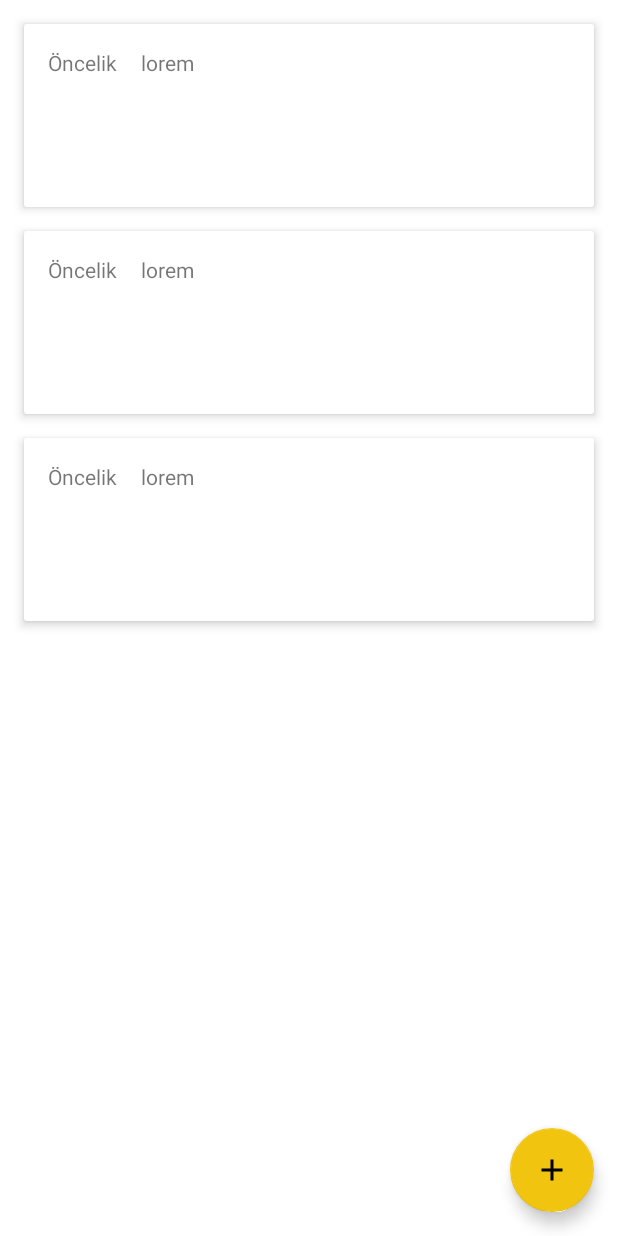
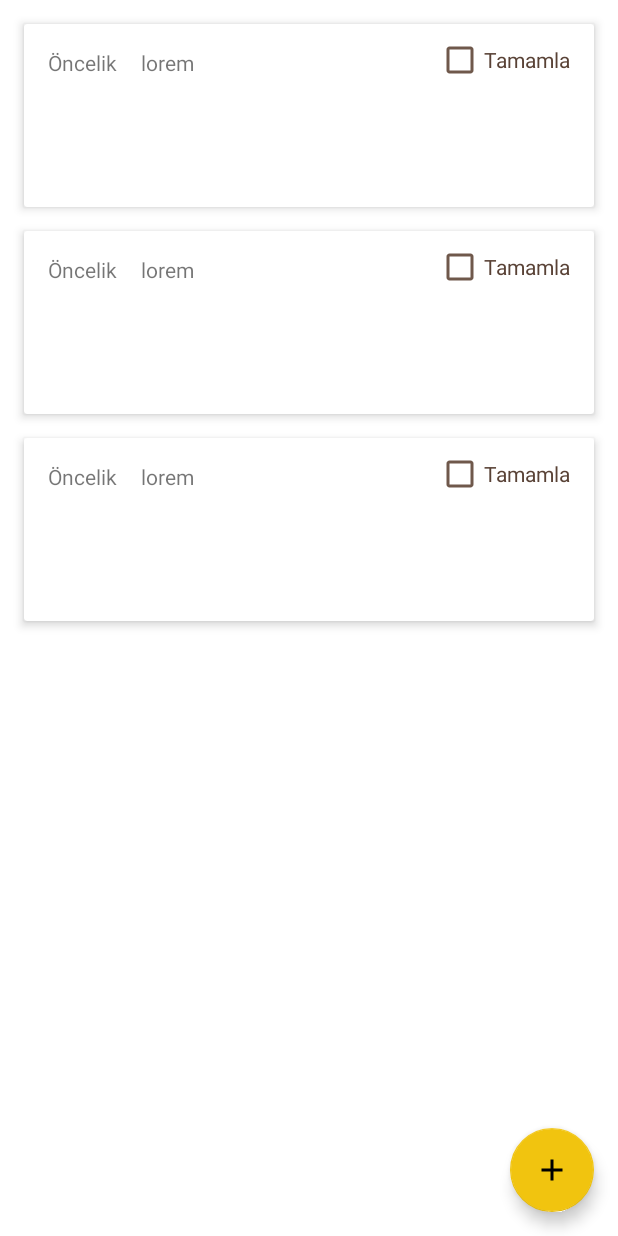
Before and after one commit to rusenolcay/Challenge2, an Android app: the layout fragment_notes.xml on its own in the app's theme, with its tools: preview values and no code run, on a phone screen of 412 x 824 dp. Run offline under Robolectric (Android 15) with nearby library versions, the phone set to English and light mode, and no system bars.

```diff
--- a/app/src/main/java/com/rusen/challenge2/data/Note.kt
+++ b/app/src/main/java/com/rusen/challenge2/data/Note.kt
@@ -5,7 +5,8 @@ import androidx.recyclerview.widget.DiffUtil
 data class Note(
     val title: String,
     val description: String,
-    val priority: Priority
+    val priority: Priority,
+    var done: Boolean = false
 ) {
     companion object {
         val DIFF_CALLBACK: DiffUtil.ItemCallback<Note> =
--- a/app/src/main/res/layout/item_note.xml
+++ b/app/src/main/res/layout/item_note.xml
@@ -24,13 +24,12 @@
 
         <TextView
             android:id="@+id/tv_priority_value"
-            android:layout_width="wrap_content"
+            android:layout_width="0dp"
             android:layout_height="wrap_content"
             android:layout_marginStart="16dp"
             android:layout_marginTop="16dp"
             android:layout_marginEnd="16dp"
-            app:layout_constraintEnd_toEndOf="parent"
-            app:layout_constraintHorizontal_bias="0.0"
+            app:layout_constraintEnd_toStartOf="@+id/cb_status"
             app:layout_constraintStart_toEndOf="@+id/tv_priority"
             app:layout_constraintTop_toTopOf="parent"
             tools:text="lorem" />
@@ -61,5 +60,16 @@
             app:layout_constraintStart_toStartOf="parent"
             app:layout_constraintTop_toBottomOf="@+id/tv_title"
             tools:text="@tools:sample/lorem/random" />
+
+        <CheckBox
+            android:id="@+id/cb_status"
+            android:layout_width="wrap_content"
+            android:layout_height="wrap_content"
+            android:layout_marginEnd="16dp"
+            android:text="@string/done"
+            android:buttonTint="@color/brown_500"
+            android:textColor="@color/brown_700"
+            app:layout_constraintEnd_toEndOf="parent"
+            app:layout_constraintTop_toTopOf="parent" />
     </androidx.constraintlayout.widget.ConstraintLayout>
 </androidx.cardview.widget.CardView>
--- a/app/src/main/res/values/strings.xml
+++ b/app/src/main/res/values/strings.xml
@@ -8,4 +8,5 @@
     <string name="high">Yüksek</string>
     <string name="add">Ekle</string>
     <string name="warning_message">Lütfen tüm alanları doldurunuz</string>
+    <string name="done">Tamamla</string>
 </resources>
```
Also changed, not shown: app/src/main/java/com/rusen/challenge2/ui/NoteAdapter.kt (+14 -3 lines), app/src/main/java/com/rusen/challenge2/ui/NotesFragment.kt (+6 -1 lines).
